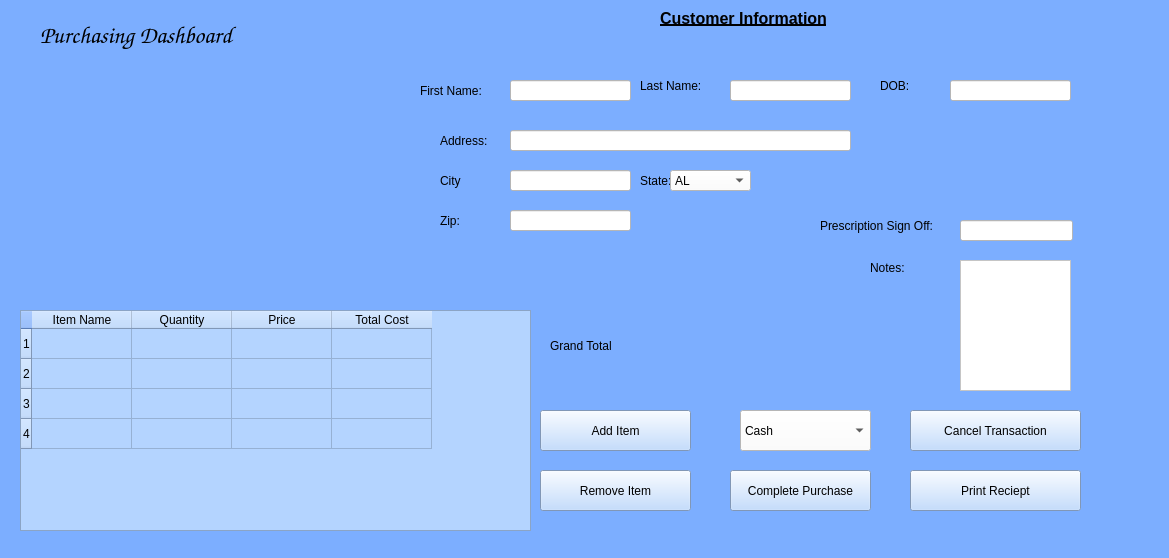
BennettPJ/SFWE403-Sem-Proj, file UI/Purchase.ui: the form before one commit.
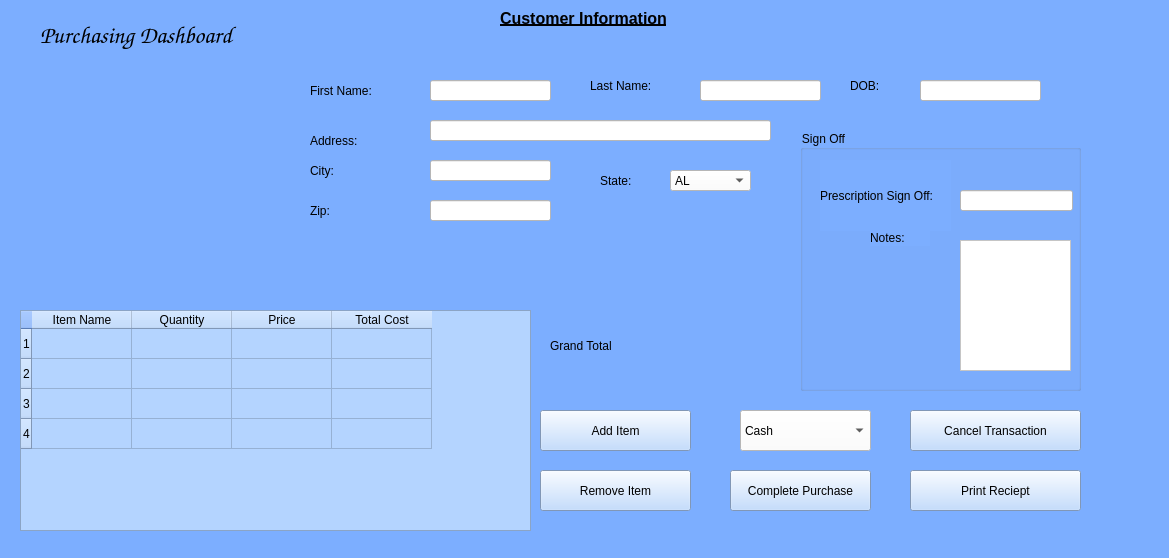
The form after the commit. Icons and pictures are not drawn.

```diff
--- a/UI/Purchase.ui
+++ b/UI/Purchase.ui
@@ -151,9 +151,9 @@
    <widget class="QLabel" name="label_3">
     <property name="geometry">
      <rect>
-      <x>660</x>
+      <x>500</x>
       <y>-10</y>
-      <width>201</width>
+      <width>291</width>
       <height>71</height>
      </rect>
     </property>
@@ -175,12 +175,18 @@
    <widget class="QLineEdit" name="lineEdit">
     <property name="geometry">
      <rect>
-      <x>510</x>
+      <x>430</x>
       <y>80</y>
       <width>121</width>
       <height>21</height>
      </rect>
     </property>
+    <property name="sizePolicy">
+     <sizepolicy hsizetype="Fixed" vsizetype="Fixed">
+      <horstretch>0</horstretch>
+      <verstretch>0</verstretch>
+     </sizepolicy>
+    </property>
     <property name="styleSheet">
      <string notr="true">background-color: rgb(255, 255, 255);</string>
     </property>
@@ -188,9 +194,9 @@
    <widget class="QLabel" name="label_4">
     <property name="geometry">
      <rect>
-      <x>420</x>
+      <x>310</x>
       <y>70</y>
-      <width>71</width>
+      <width>101</width>
       <height>41</height>
      </rect>
     </property>
@@ -207,9 +213,9 @@
    <widget class="QLabel" name="label_5">
     <property name="geometry">
      <rect>
-      <x>640</x>
+      <x>590</x>
       <y>70</y>
-      <width>71</width>
+      <width>91</width>
       <height>31</height>
      </rect>
     </property>
@@ -226,12 +232,18 @@
    <widget class="QLineEdit" name="lineEdit_2">
     <property name="geometry">
      <rect>
-      <x>730</x>
+      <x>700</x>
       <y>80</y>
       <width>121</width>
       <height>21</height>
      </rect>
     </property>
+    <property name="sizePolicy">
+     <sizepolicy hsizetype="Fixed" vsizetype="Fixed">
+      <horstretch>0</horstretch>
+      <verstretch>0</verstretch>
+     </sizepolicy>
+    </property>
     <property name="styleSheet">
      <string notr="true">background-color: rgb(255, 255, 255);</string>
     </property>
@@ -239,12 +251,18 @@
    <widget class="QLineEdit" name="lineEdit_3">
     <property name="geometry">
      <rect>
-      <x>950</x>
+      <x>920</x>
       <y>80</y>
       <width>121</width>
       <height>21</height>
      </rect>
     </property>
+    <property name="sizePolicy">
+     <sizepolicy hsizetype="Fixed" vsizetype="Fixed">
+      <horstretch>0</horstretch>
+      <verstretch>0</verstretch>
+     </sizepolicy>
+    </property>
     <property name="styleSheet">
      <string notr="true">background-color: rgb(255, 255, 255);</string>
     </property>
@@ -252,7 +270,7 @@
    <widget class="QLabel" name="label_6">
     <property name="geometry">
      <rect>
-      <x>880</x>
+      <x>850</x>
       <y>70</y>
       <width>51</width>
       <height>31</height>
@@ -369,70 +387,6 @@
      <string>Add Item</string>
     </property>
    </widget>
-   <widget class="QLabel" name="label_7">
-    <property name="geometry">
-     <rect>
-      <x>820</x>
-      <y>190</y>
-      <width>131</width>
-      <height>71</height>
-     </rect>
-    </property>
-    <property name="sizePolicy">
-     <sizepolicy hsizetype="Fixed" vsizetype="Fixed">
-      <horstretch>0</horstretch>
-      <verstretch>0</verstretch>
-     </sizepolicy>
-    </property>
-    <property name="text">
-     <string>Prescription Sign Off:</string>
-    </property>
-   </widget>
-   <widget class="QLineEdit" name="lineEdit_16">
-    <property name="geometry">
-     <rect>
-      <x>960</x>
-      <y>220</y>
-      <width>113</width>
-      <height>21</height>
-     </rect>
-    </property>
-    <property name="styleSheet">
-     <string notr="true">background-color: rgb(255, 255, 255);</string>
-    </property>
-   </widget>
-   <widget class="QLabel" name="label_8">
-    <property name="geometry">
-     <rect>
-      <x>870</x>
-      <y>260</y>
-      <width>60</width>
-      <height>16</height>
-     </rect>
-    </property>
-    <property name="sizePolicy">
-     <sizepolicy hsizetype="Fixed" vsizetype="Fixed">
-      <horstretch>0</horstretch>
-      <verstretch>0</verstretch>
-     </sizepolicy>
-    </property>
-    <property name="text">
-     <string>Notes: </string>
-    </property>
-   </widget>
-   <widget class="QTextEdit" name="textEdit">
-    <property name="geometry">
-     <rect>
-      <x>960</x>
-      <y>260</y>
-      <width>111</width>
-      <height>131</height>
-     </rect>
-    </property>
-    <property name="styleSheet">
-     <string notr="true">background-color: rgb(255, 255, 255);</string>
-    </property>
-   </widget>
    <widget class="QComboBox" name="comboBox">
     <property name="geometry">
      <rect>
@@ -480,12 +434,18 @@
    <widget class="QLineEdit" name="lineEdit_4">
     <property name="geometry">
      <rect>
-      <x>510</x>
-      <y>130</y>
+      <x>430</x>
+      <y>120</y>
       <width>341</width>
       <height>21</height>
      </rect>
     </property>
+    <property name="sizePolicy">
+     <sizepolicy hsizetype="Fixed" vsizetype="Fixed">
+      <horstretch>0</horstretch>
+      <verstretch>0</verstretch>
+     </sizepolicy>
+    </property>
     <property name="styleSheet">
      <string notr="true">background-color: rgb(255, 255, 255);</string>
     </property>
@@ -493,7 +453,7 @@
    <widget class="QLabel" name="label_10">
     <property name="geometry">
      <rect>
-      <x>440</x>
+      <x>310</x>
       <y>120</y>
       <width>51</width>
       <height>41</height>
@@ -512,9 +472,9 @@
    <widget class="QLabel" name="label_11">
     <property name="geometry">
      <rect>
-      <x>440</x>
-      <y>170</y>
-      <width>51</width>
+      <x>310</x>
+      <y>160</y>
+      <width>61</width>
       <height>21</height>
      </rect>
     </property>
@@ -525,18 +485,24 @@
      </sizepolicy>
     </property>
     <property name="text">
-     <string>City</string>
+     <string>City:</string>
     </property>
    </widget>
    <widget class="QLineEdit" name="lineEdit_5">
     <property name="geometry">
      <rect>
-      <x>510</x>
-      <y>170</y>
+      <x>430</x>
+      <y>160</y>
       <width>121</width>
       <height>21</height>
      </rect>
     </property>
+    <property name="sizePolicy">
+     <sizepolicy hsizetype="Fixed" vsizetype="Fixed">
+      <horstretch>0</horstretch>
+      <verstretch>0</verstretch>
+     </sizepolicy>
+    </property>
     <property name="styleSheet">
      <string notr="true">background-color: rgb(255, 255, 255);</string>
     </property>
@@ -544,7 +510,7 @@
    <widget class="QLabel" name="label_12">
     <property name="geometry">
      <rect>
-      <x>640</x>
+      <x>600</x>
       <y>170</y>
       <width>51</width>
       <height>21</height>
@@ -591,8 +557,8 @@
    <widget class="QLabel" name="label_13">
     <property name="geometry">
      <rect>
-      <x>440</x>
-      <y>210</y>
+      <x>310</x>
+      <y>200</y>
       <width>51</width>
       <height>21</height>
      </rect>
@@ -610,12 +576,18 @@
    <widget class="QLineEdit" name="lineEdit_6">
     <property name="geometry">
      <rect>
-      <x>510</x>
-      <y>210</y>
+      <x>430</x>
+      <y>200</y>
       <width>121</width>
       <height>21</height>
      </rect>
     </property>
+    <property name="sizePolicy">
+     <sizepolicy hsizetype="Fixed" vsizetype="Fixed">
+      <horstretch>0</horstretch>
+      <verstretch>0</verstretch>
+     </sizepolicy>
+    </property>
     <property name="styleSheet">
      <string notr="true">background-color: rgb(255, 255, 255);</string>
     </property>
@@ -633,6 +605,89 @@
      <string>Grand Total</string>
     </property>
    </widget>
+   <widget class="QGroupBox" name="groupBox">
+    <property name="geometry">
+     <rect>
+      <x>800</x>
+      <y>130</y>
+      <width>281</width>
+      <height>261</height>
+     </rect>
+    </property>
+    <property name="sizePolicy">
+     <sizepolicy hsizetype="Fixed" vsizetype="Fixed">
+      <horstretch>0</horstretch>
+      <verstretch>0</verstretch>
+     </sizepolicy>
+    </property>
+    <property name="title">
+     <string>Sign Off</string>
+    </property>
+    <widget class="QLabel" name="label_7">
+     <property name="geometry">
+      <rect>
+       <x>20</x>
+       <y>30</y>
+       <width>131</width>
+       <height>71</height>
+      </rect>
+     </property>
+     <property name="sizePolicy">
+      <sizepolicy hsizetype="Fixed" vsizetype="Fixed">
+       <horstretch>0</horstretch>
+       <verstretch>0</verstretch>
+      </sizepolicy>
+     </property>
+     <property name="text">
+      <string>Prescription Sign Off:</string>
+     </property>
+    </widget>
+    <widget class="QLineEdit" name="lineEdit_16">
+     <property name="geometry">
+      <rect>
+       <x>160</x>
+       <y>60</y>
+       <width>113</width>
+       <height>21</height>
+      </rect>
+     </property>
+     <property name="styleSheet">
+      <string notr="true">background-color: rgb(255, 255, 255);</string>
+     </property>
+    </widget>
+    <widget class="QTextEdit" name="textEdit">
+     <property name="geometry">
+      <rect>
+       <x>160</x>
+       <y>110</y>
+       <width>111</width>
+       <height>131</height>
+      </rect>
+     </property>
+     <property name="styleSheet">
+      <string notr="true">background-color: rgb(255, 255, 255);</string>
+     </property>
+    </widget>
+    <widget class="QLabel" name="label_8">
+     <property name="geometry">
+      <rect>
+       <x>70</x>
+       <y>100</y>
+       <width>60</width>
+       <height>16</height>
+      </rect>
+     </property>
+     <property name="sizePolicy">
+      <sizepolicy hsizetype="Fixed" vsizetype="Fixed">
+       <horstretch>0</horstretch>
+       <verstretch>0</verstretch>
+      </sizepolicy>
+     </property>
+     <property name="text">
+      <string>Notes: </string>
+     </property>
+    </widget>
+   </widget>
   </widget>
   <widget class="QMenuBar" name="menubar">
    <property name="geometry">
```
Left out of the diff: 8 changed lines with no effect on the pictures.
